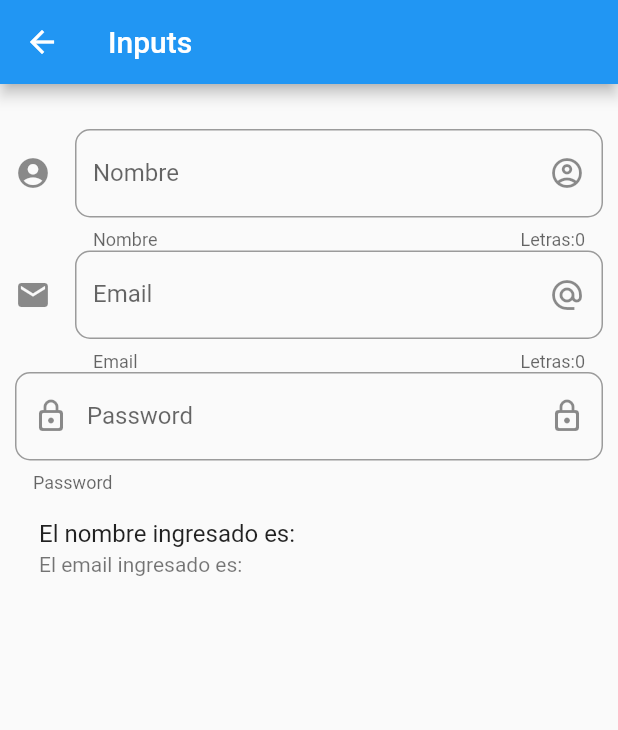
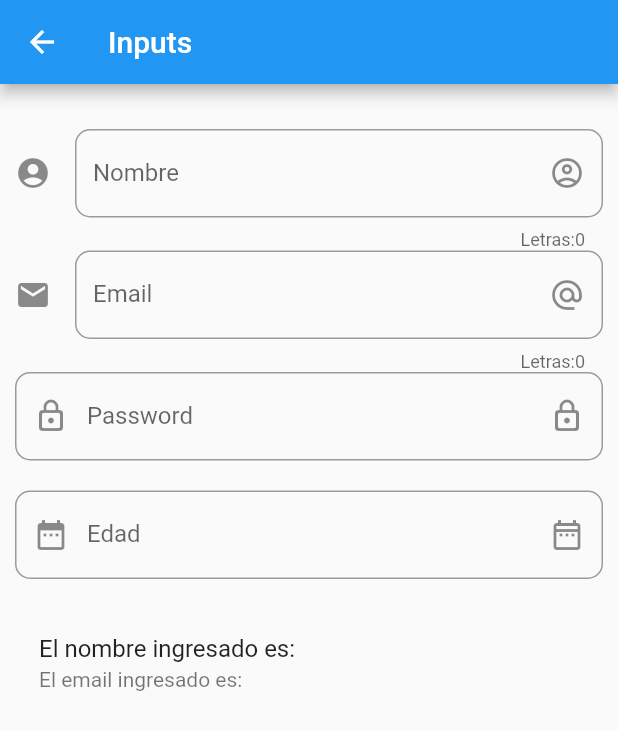
Before and after one commit to hernan74/flutter_componentes, a Flutter app: the InputPage screen opened by its route, on a phone screen of 412 x 824 dp. Shown: the top 730 px of the screen. Run offline on Flutter 3.47's test engine with Material 2 defaults, Android fonts, the phone set to English and light mode, and no system bars.

Commit message:
se agrego dateField

```diff
--- a/lib/src/pages/input_page.dart
+++ b/lib/src/pages/input_page.dart
@@ -9,6 +9,7 @@ class _InputPageState extends State<InputPage> {
 
   String _nombre='';
   String _email='';
+  TextEditingController _textInputFechaController=new TextEditingController();
 
   @override
   Widget build(BuildContext context) {
@@ -23,7 +24,9 @@ class _InputPageState extends State<InputPage> {
           _crearCampoEmail(),
           SizedBox(),
           _crearCampoPassword(),
-           SizedBox(),
+           SizedBox(height: 20,),
+          _crearCampoFecha(),
+           SizedBox(height: 20,),
           _crearContenedor(),
         ],
 
@@ -36,7 +39,6 @@ class _InputPageState extends State<InputPage> {
       textCapitalization: TextCapitalization.sentences,
       decoration: InputDecoration(
         counterText: 'Letras:${_nombre.length}',
-        helperText: 'Nombre',
         hintText: 'Descripcion del campo',
         labelText: 'Nombre',
         icon: Icon(Icons.account_circle_rounded),
@@ -56,7 +58,6 @@ class _InputPageState extends State<InputPage> {
       keyboardType: TextInputType.emailAddress,
       decoration: InputDecoration(
         counterText: 'Letras:${_email.length}',
-        helperText: 'Email',
         hintText: 'Descripcion del campo',
         labelText: 'Email',
         icon: Icon(Icons.email),
@@ -75,7 +76,6 @@ Widget _crearCampoPassword(){
     return TextField(
       obscureText: true,
       decoration: InputDecoration(
-        helperText: 'Password',
         hintText: 'Descripcion del campo',
         labelText: 'Password',
         prefixIcon: Icon(Icons.lock_outline_rounded),
@@ -85,6 +85,35 @@ Widget _crearCampoPassword(){
     );
   }
 
+Widget _crearCampoFecha(){
+    return TextField(
+      enableInteractiveSelection: false,
+      controller: _textInputFechaController,
+      decoration: InputDecoration(
+
+        hintText: 'Descripcion del campo',
+        labelText: 'Edad',
+        prefixIcon: Icon(Icons.date_range),
+        suffixIcon: Icon(Icons.date_range_outlined),
+        border: OutlineInputBorder(borderRadius: BorderRadius.circular(10.0))
+      ),
+      onTap:(){
+        FocusScope.of(context).requestFocus(new FocusNode());
+      _mostrarSelectorFecha(context);
+      },
+    );
+  }
+
+void _mostrarSelectorFecha(BuildContext context)async{
+
+DateTime fecha= await showDatePicker(
+  context: context,
+  initialDate: DateTime.now(),
+  firstDate: DateTime(2000),
+  lastDate: DateTime(2025),
+  locale: Locale('es','ES'));
+   _textInputFechaController.text=fecha.toString();
+}
 
 Widget _crearContenedor(){
   return ListTile(
```
